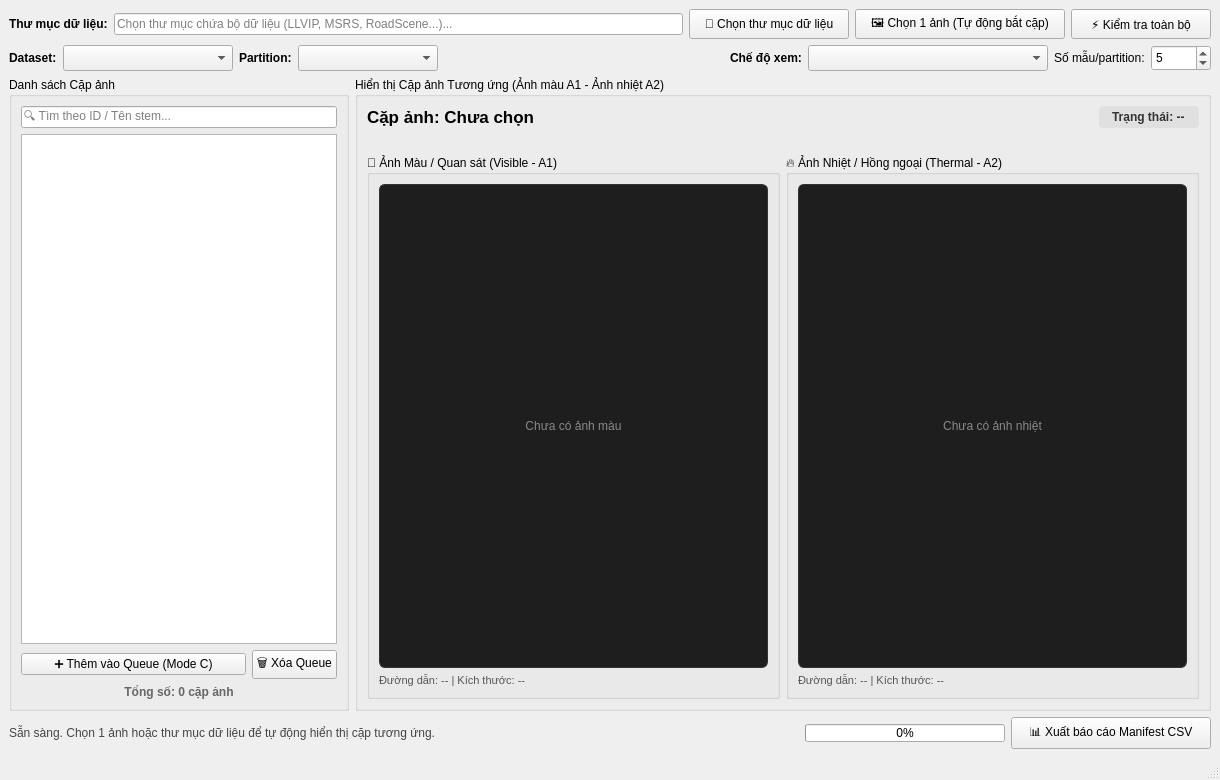
Before: the Qt Designer form mainwindow.ui in CinnaPea/2026-fusion-research, drawn with Qt 5.
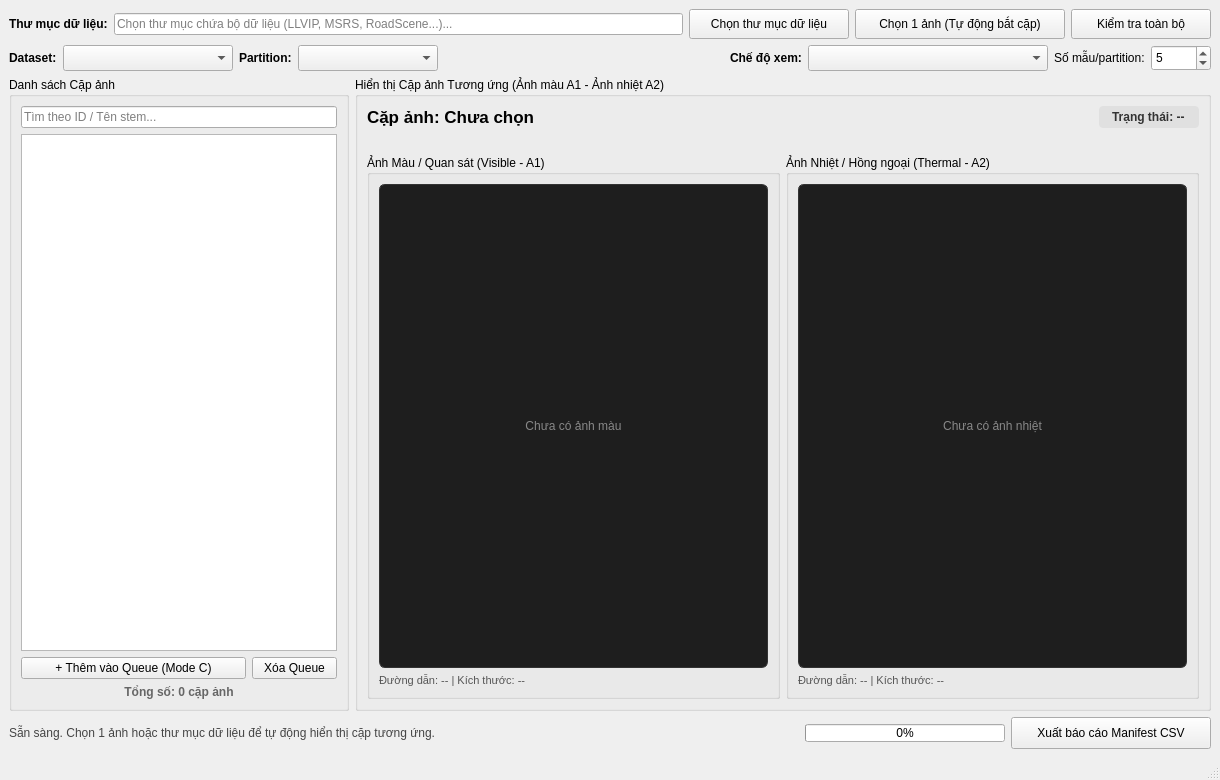
After: the same form once the commit is applied.

Commit message: Fix SIGBUS crash on macOS: Remove Unicode emoji glyphs from UI buttons and labels to avoid Apple CoreText sbix PNG font decoder collision with Homebrew libpng

The edit to the form file:
```diff
--- a/mainwindow.ui
+++ b/mainwindow.ui
@@ -40,7 +40,7 @@
       <item>
        <widget class="QPushButton" name="btnBrowseDataset">
         <property name="text">
-         <string>📂 Chọn thư mục dữ liệu</string>
+         <string>Chọn thư mục dữ liệu</string>
         </property>
         <property name="minimumSize">
          <size>
@@ -53,7 +53,7 @@
       <item>
        <widget class="QPushButton" name="btnSelectSingleImage">
         <property name="text">
-         <string>🖼️ Chọn 1 ảnh (Tự động bắt cặp)</string>
+         <string>Chọn 1 ảnh (Tự động bắt cặp)</string>
         </property>
         <property name="minimumSize">
          <size>
@@ -66,7 +66,7 @@
       <item>
        <widget class="QPushButton" name="btnFullValidation">
         <property name="text">
-         <string>⚡ Kiểm tra toàn bộ</string>
+         <string>Kiểm tra toàn bộ</string>
         </property>
         <property name="minimumSize">
          <size>
@@ -212,7 +212,7 @@
          <item>
           <widget class="QLineEdit" name="txtSearchPair">
            <property name="placeholderText">
-            <string>🔍 Tìm theo ID / Tên stem...</string>
+            <string>Tìm theo ID / Tên stem...</string>
            </property>
           </widget>
          </item>
@@ -225,7 +225,7 @@
            <item>
             <widget class="QPushButton" name="btnAddToQueue">
              <property name="text">
-              <string>➕ Thêm vào Queue (Mode C)</string>
+              <string>+ Thêm vào Queue (Mode C)</string>
              </property>
              <property name="toolTip">
               <string>Thêm cặp ảnh đang chọn vào Hàng đợi chọn mẫu</string>
@@ -235,7 +235,7 @@
            <item>
             <widget class="QPushButton" name="btnClearQueue">
              <property name="text">
-              <string>🗑️ Xóa Queue</string>
+              <string>Xóa Queue</string>
              </property>
              <property name="maximumSize">
               <size>
@@ -336,7 +336,7 @@
            <item>
             <widget class="QGroupBox" name="grpVisibleImage">
              <property name="title">
-              <string>📸 Ảnh Màu / Quan sát (Visible - A1)</string>
+               <string>Ảnh Màu / Quan sát (Visible - A1)</string>
              </property>
              <layout class="QVBoxLayout" name="visibleFrameLayout" stretch="1,0">
               <item>
@@ -384,7 +384,7 @@
            <item>
             <widget class="QGroupBox" name="grpThermalImage">
              <property name="title">
-              <string>🔥 Ảnh Nhiệt / Hồng ngoại (Thermal - A2)</string>
+               <string>Ảnh Nhiệt / Hồng ngoại (Thermal - A2)</string>
              </property>
              <layout class="QVBoxLayout" name="thermalFrameLayout" stretch="1,0">
               <item>
@@ -486,7 +486,7 @@
       <item>
        <widget class="QPushButton" name="btnExportCsv">
         <property name="text">
-         <string>📊 Xuất báo cáo Manifest CSV</string>
+         <string>Xuất báo cáo Manifest CSV</string>
         </property>
         <property name="minimumSize">
          <size>
```
Lines whose indentation alone changed are shown as unchanged. The commit also changes 1 other file.
